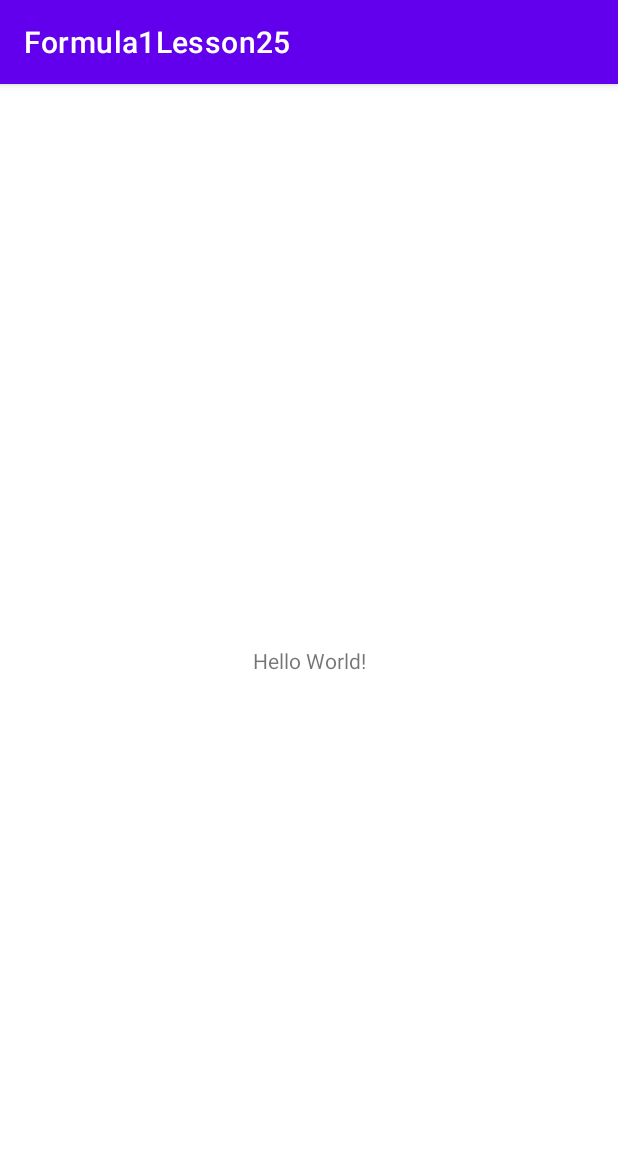
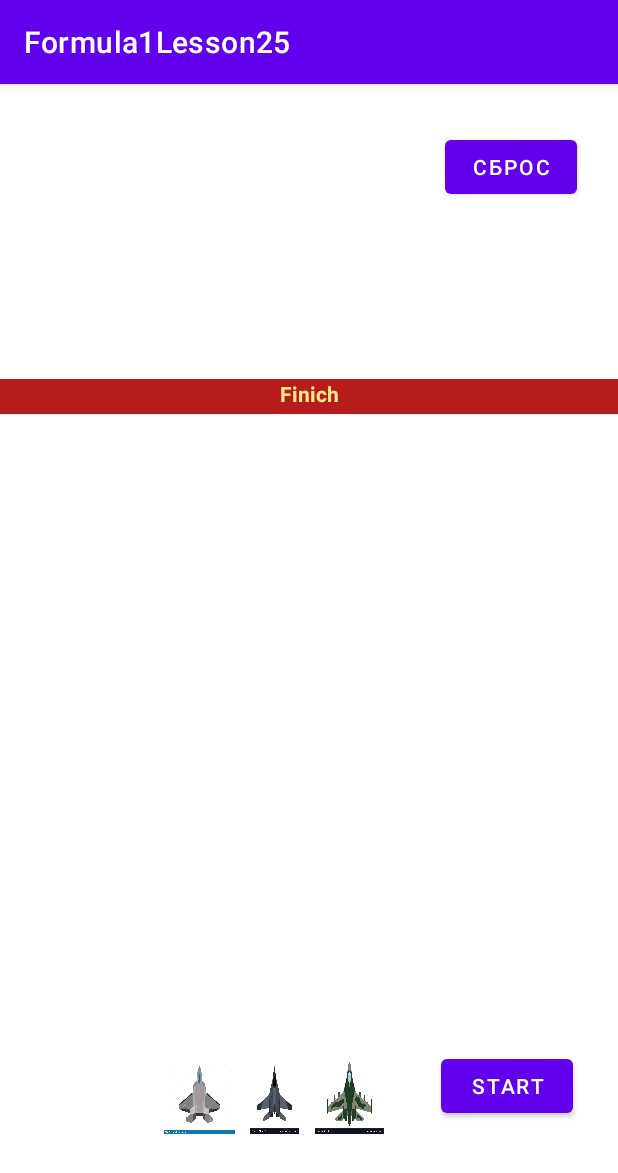
Before and after one commit to EgorTor11/Formula1Lesson25, an Android app: the screen it shows after launch (MainActivity), on a phone screen of 412 x 824 dp. Shown: the top 1173 px of the screen. Run offline under Robolectric (Android 15) with nearby library versions, the phone set to English and light mode, and no system bars.

Commit message:
готово

```diff
--- a/app/src/main/res/layout/activity_main.xml
+++ b/app/src/main/res/layout/activity_main.xml
@@ -6,13 +6,65 @@
     android:layout_height="match_parent"
     tools:context=".MainActivity">
 
+
     <TextView
+        android:id="@+id/textView"
+        android:layout_width="match_parent"
+        android:layout_height="23dp"
+        android:layout_marginTop="117dp"
+        android:background="#B71C1C"
+        android:text="Finich"
+        android:textAlignment="center"
+        android:textColor="#F6E88B"
+        android:textStyle="bold"
+        app:layout_constraintEnd_toEndOf="parent"
+        app:layout_constraintStart_toStartOf="parent"
+        app:layout_constraintTop_toBottomOf="@+id/button2" />
+
+    <Button
+        android:id="@+id/buttonStart"
         android:layout_width="wrap_content"
         android:layout_height="wrap_content"
-        android:text="Hello World!"
+        android:layout_marginStart="36dp"
+        android:layout_marginBottom="8dp"
+        android:text="Start"
+        app:layout_constraintBottom_toBottomOf="@+id/imageView3"
+        app:layout_constraintStart_toEndOf="@+id/imageView3" />
+
+    <ImageView
+        android:id="@+id/imageView2"
+        android:layout_width="50dp"
+        android:layout_height="50dp"
+        app:layout_constraintBottom_toBottomOf="@+id/imageView"
+        app:layout_constraintStart_toEndOf="@+id/imageView"
+        app:srcCompat="@drawable/cam2" />
+
+    <ImageView
+        android:id="@+id/imageView"
+        android:layout_width="50dp"
+        android:layout_height="50dp"
+        android:layout_marginStart="108dp"
+        android:layout_marginBottom="68dp"
         app:layout_constraintBottom_toBottomOf="parent"
-        app:layout_constraintLeft_toLeftOf="parent"
-        app:layout_constraintRight_toRightOf="parent"
+        app:layout_constraintStart_toStartOf="parent"
+        app:srcCompat="@drawable/cam1" />
+
+    <ImageView
+        android:id="@+id/imageView3"
+        android:layout_width="50dp"
+        android:layout_height="50dp"
+        app:layout_constraintBottom_toBottomOf="@+id/imageView2"
+        app:layout_constraintStart_toEndOf="@+id/imageView2"
+        app:srcCompat="@drawable/cam3" />
+
+    <Button
+        android:id="@+id/button2"
+        android:layout_width="wrap_content"
+        android:layout_height="wrap_content"
+        android:layout_marginTop="31dp"
+        android:layout_marginEnd="27dp"
+        android:text="сброс"
+        app:layout_constraintEnd_toEndOf="parent"
         app:layout_constraintTop_toTopOf="parent" />
 
 </androidx.constraintlayout.widget.ConstraintLayout>
```
Also changed, not shown: app/src/main/java/com/example/formula1lesson25/MainActivity.kt (+78 -1 lines), app/src/main/res/drawable/cam1.jpg (added), app/src/main/res/drawable/cam2.jpg (added), app/src/main/res/drawable/cam3.jpg (added).
